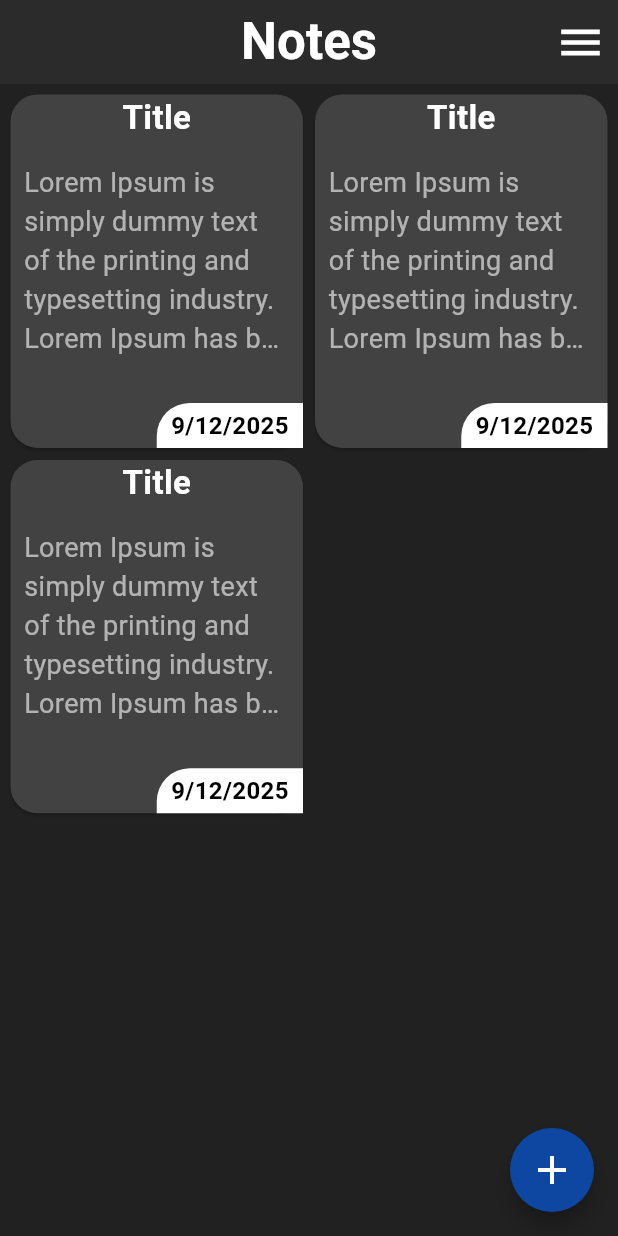
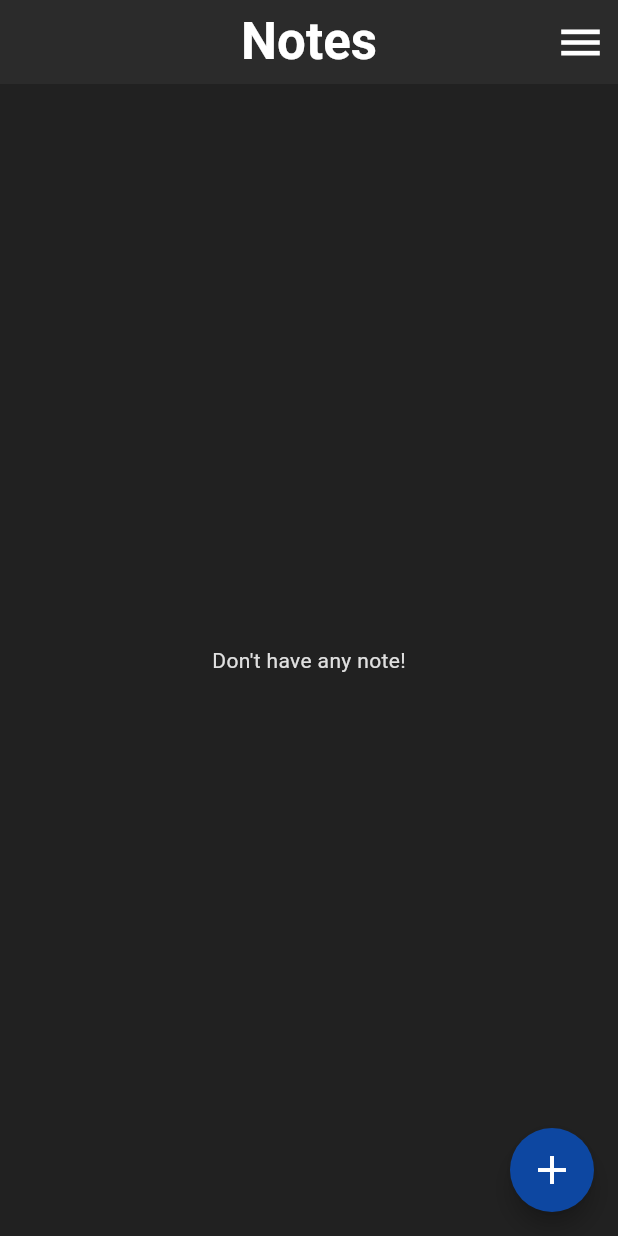
Before and after one commit to elham96dev/notebook, a Flutter app: the screen it shows after launch, on a phone screen of 412 x 824 dp. Run offline on Flutter 3.47's test engine with Material 3 defaults, Android fonts, the phone set to English and light mode, and no system bars; our stand-ins replace sqflite; accounts and stored records are empty.

Commit message:
add some features to note service

```diff
--- a/lib/views/notes_view.dart
+++ b/lib/views/notes_view.dart
@@ -1,11 +1,18 @@
 import 'package:flutter/material.dart';
 import 'package:notebook/constant/color_constant.dart';
+import 'package:notebook/views/service/note_service.dart';
 
 enum MenuAction {delete, selectAll}
 
-class NotesView extends StatelessWidget {
+class NotesView extends StatefulWidget {
   const NotesView({super.key});
 
+  @override
+  State<NotesView> createState() => _NotesViewState();
+}
+
+class _NotesViewState extends State<NotesView> {
+  final _noteService = NoteService();
   @override
   Widget build(BuildContext context) {
   return Scaffold(
@@ -96,15 +103,41 @@ class NotesView extends StatelessWidget {
         color: Colors.white,
       ),
       ),
-      body: Container(
-        margin: EdgeInsets.all(3),
-        child: GridView.builder(
+      body:
+      FutureBuilder(
+        future: _noteService.getNotes(),
+        builder: (context, snapshot){
+          print("------------------------");
+          print("snapshot data ");
+          print(snapshot.hasData);
+          print("------------------------");
+          if (!snapshot.hasData){
+            //has not data
+            return CircularProgressIndicator(
+              color: Colors.blueAccent,
+            );
+          }
+          //has data
+          final notes = snapshot.data ?? [];
+          if (notes.isEmpty){
+            return Center(
+              child: Text('Don\'t have any note!',
+              style: TextStyle(
+                color: Colors.grey.shade300,
+                fontWeight: FontWeight.w400,
+              ),
+              ),
+            );
+          }
+          //has note
+          return GridView.builder(
           gridDelegate: SliverGridDelegateWithFixedCrossAxisCount(
             crossAxisCount: 2,
             childAspectRatio: 1 / 1.2,
             ),
-          itemCount: 3,
+          itemCount: notes.length,
            itemBuilder:(context, index) {
+            final note = notes[index];
             return Card(
               shape: RoundedRectangleBorder(
               borderRadius: BorderRadius.circular(18),
@@ -113,7 +146,7 @@ class NotesView extends StatelessWidget {
               child: Column(
                 children: [
                   Text(
-                    "Title",
+                    note.title,
                     style: TextStyle(
                       color: Colors.white,
                       fontSize: 22,
@@ -127,7 +160,7 @@ class NotesView extends StatelessWidget {
                     width: double.infinity,
                     alignment: Alignment.topLeft,
                     child: Text(
-                      "Lorem Ipsum is simply dummy text of the printing and typesetting industry. Lorem Ipsum has been the industry's standard dummy text ever since the 1500s, when an unknown printer took a galley of type and scrambled it to make a type specimen book. It has survived not only five centuries, but also the leap into electronic typesetting, remaining essentially unchanged. It was popularised in the 1960s with the release of Letraset sheets containing Lorem Ipsum passages, and more recently with desktop publishing software like Aldus PageMaker including versions of Lorem Ipsum.",
+                      note.text,
                       style: TextStyle(
                         color: Colors.white60,
                         fontSize: 18,
@@ -153,7 +186,7 @@ class NotesView extends StatelessWidget {
                         ),
                         child: Center(
                           child: Text(
-                            "9/12/2025",
+                            note.datetime,
                             style: TextStyle(
                               fontSize: 16,
                               fontWeight: FontWeight.bold,
@@ -163,14 +196,14 @@ class NotesView extends StatelessWidget {
                         ),
                       ))
                     ],
-                  )
+                  ),
                 ],
               ),
              );
            },
-           ),
-      ),
-
-  );
+          );
+        },
+        ),
+      );
   }
 }
--- a/lib/views/service/note_service.dart
+++ b/lib/views/service/note_service.dart
@@ -96,9 +96,9 @@ const textColumn = "text";
 const datetimeColumn = "datetime";
 
 const createTable = ''' CREATE TABLE IF NOT EXISTS "notes" (
-  "id" INTIGER NOT NULL,
+  "id" INTEGER NOT NULL,
   "title" TEXT,
   "text" TEXT,
   "datetime" TEXT,
-  PRIMARY KYE("id" AUTOINCREMENT)
+  PRIMARY KEY("id" AUTOINCREMENT)
 )''';
```
